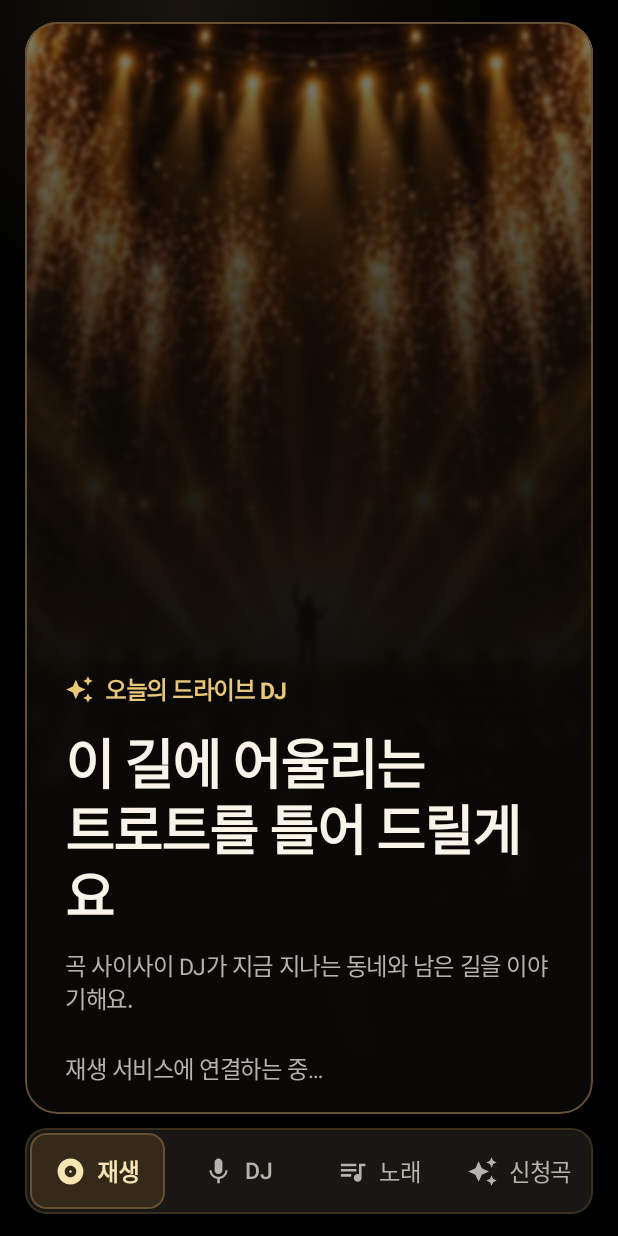
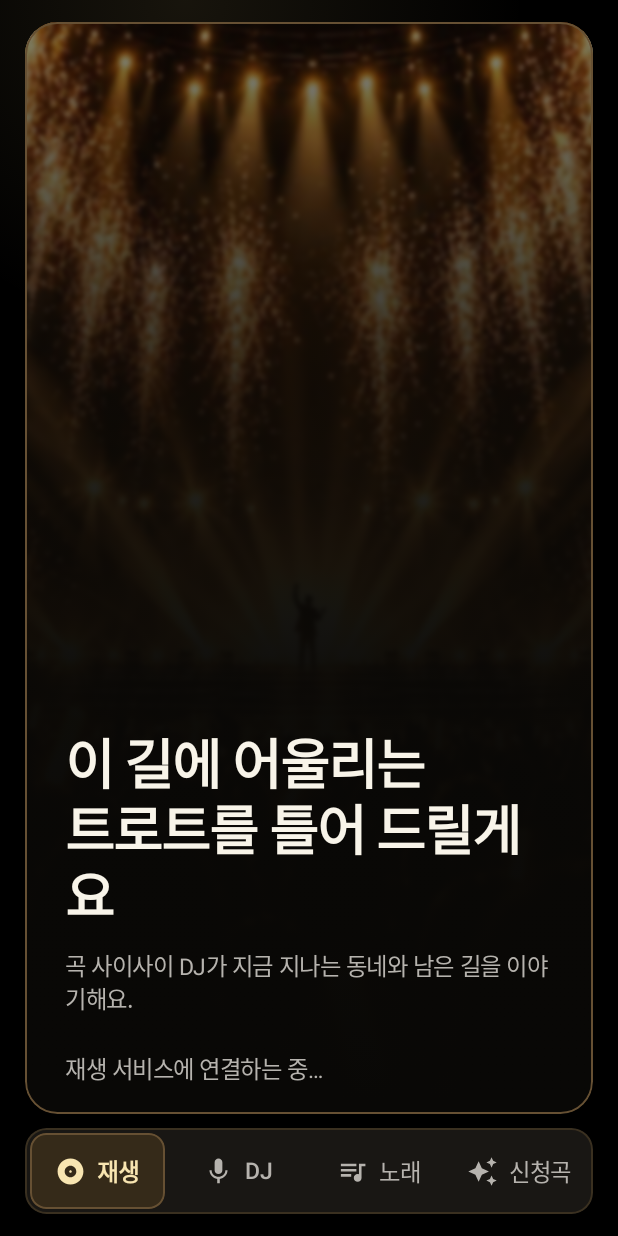
Before and after one commit to reopt-ai/dj-trot, an Android app built with Jetpack Compose: the composable DjScreen called with empty values, on a phone screen of 412 x 824 dp. Run offline under Robolectric (Android 15) with nearby library versions, the phone set to English and light mode, and no system bars; libraries missing offline, so code that uses them is left out: ai.pleos.playground; pictures from the network do not load; 22 statements that could not run were skipped.

Commit message:
feat(ui): drop eyebrow labels above stage titles
The small gold line above the song title and the idle headline
repeated what the stage already shows. Without it the title leads.
The queue position it carried is no longer read, so PlayerUi drops it.
The README screenshots are retaken to match.

Co-Authored-By: Claude Opus 5.5 <noreply@anthropic.com>

```diff
--- a/app/src/main/java/ai/reopt/djtrot/ui/DjScreen.kt
+++ b/app/src/main/java/ai/reopt/djtrot/ui/DjScreen.kt
@@ -424,11 +424,6 @@ private fun StagePanel(view: Section, m: StageModel, player: Player?, modifier:
 @Composable
 private fun StageIdle(player: Player?, modifier: Modifier) {
     Column(modifier, verticalArrangement = Arrangement.Bottom) {
-        Row(verticalAlignment = Alignment.CenterVertically, horizontalArrangement = Arrangement.spacedBy(12.dp)) {
-            Icon(DjIcons.Sparkle, contentDescription = null, tint = DjColors.Gold, modifier = Modifier.size(32.dp))
-            Text("오늘의 드라이브 DJ", style = body(DjType.BodyS, DjColors.Gold, FontWeight.Bold))
-        }
-        Spacer(Modifier.height(18.dp))
         Text("이 길에 어울리는\n트로트를 틀어 드릴게요", style = headline(DjType.HeadlineL))
         Spacer(Modifier.height(16.dp))
         Text("곡 사이사이 DJ가 지금 지나는 동네와 남은 길을 이야기해요.", style = body(DjType.BodyS, DjColors.Muted))
@@ -456,12 +451,6 @@ private fun PlayView(m: StageModel, modifier: Modifier) {
             CoverWithRecord(ui)
             Spacer(Modifier.width(26.dp))
             Column(Modifier.weight(1f)) {
-                Row(verticalAlignment = Alignment.CenterVertically, horizontalArrangement = Arrangement.spacedBy(14.dp)) {
-                    Equalizer(ui.playing, height = 26.dp)
-                    Text("지금 무대", style = body(DjType.LabelM, DjColors.Gold, FontWeight.Bold))
-                    if (ui.count > 1) Text("${ui.position} / ${ui.count}", style = digits(DjType.LabelM, DjColors.Faint))
-                }
-                Spacer(Modifier.height(14.dp))
                 AnimatedContent(
                     targetState = ui.title.orEmpty(),
                     transitionSpec = { (fadeIn(tween(350)) + slideInVertically(tween(350)) { it / 4 }) togetherWith fadeOut(tween(200)) },
--- a/app/src/main/java/ai/reopt/djtrot/ui/PlayerUi.kt
+++ b/app/src/main/java/ai/reopt/djtrot/ui/PlayerUi.kt
@@ -28,9 +28,6 @@ data class PlayerUi(
     val hasItems: Boolean = false,
     val hasNext: Boolean = false,
     val hasPrevious: Boolean = false,
-    /** 대기열 안의 위치(1부터)와 전체 곡 수. */
-    val position: Int = 0,
-    val count: Int = 0,
     val nextSongId: String? = null,
     val nextTitle: String? = null,
     val nextSinger: String? = null,
@@ -57,8 +54,6 @@ private fun Player?.toUi(): PlayerUi {
         hasItems = player.mediaItemCount > 0,
         hasNext = player.hasNextMediaItem(),
         hasPrevious = player.hasPreviousMediaItem(),
-        position = if (player.mediaItemCount > 0) player.currentMediaItemIndex + 1 else 0,
-        count = player.mediaItemCount,
         nextSongId = next?.extras?.getString(Catalog.EXTRA_SONG_ID),
         nextTitle = next?.title?.toString(),
         nextSinger = next?.artist?.toString(),
```
Also changed, not shown: 3 other files.
